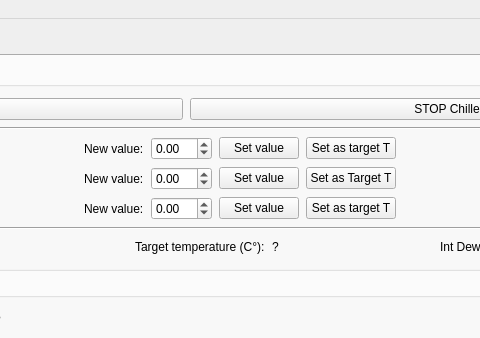
Qt form GUI.ui (pisaoutertracker/BurnIn_Controller) before a commit; both pictures show x 374 to 854 and y 0 to 338 of the 1120 by 971 pixel window.
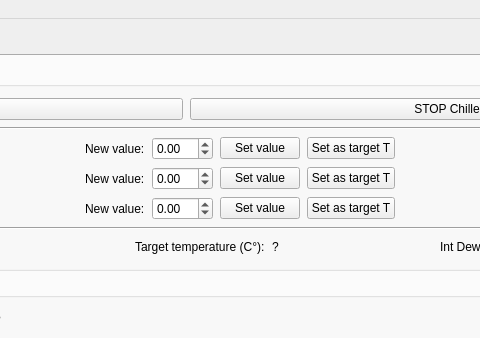
The same form after that commit. The open tabs and pages were chosen to show the change. Icons and pictures are not drawn. Custom widgets are drawn as their Qt base class.

Diff of the .ui file:
```diff
--- a/GUI.ui
+++ b/GUI.ui
@@ -131,7 +131,7 @@
              <item row="1" column="6">
               <widget class="QPushButton" name="Ctrl_SelSp2_btn">
                <property name="text">
-                <string>Set as Target T</string>
+                <string>Set as target T</string>
                </property>
               </widget>
              </item>
```
